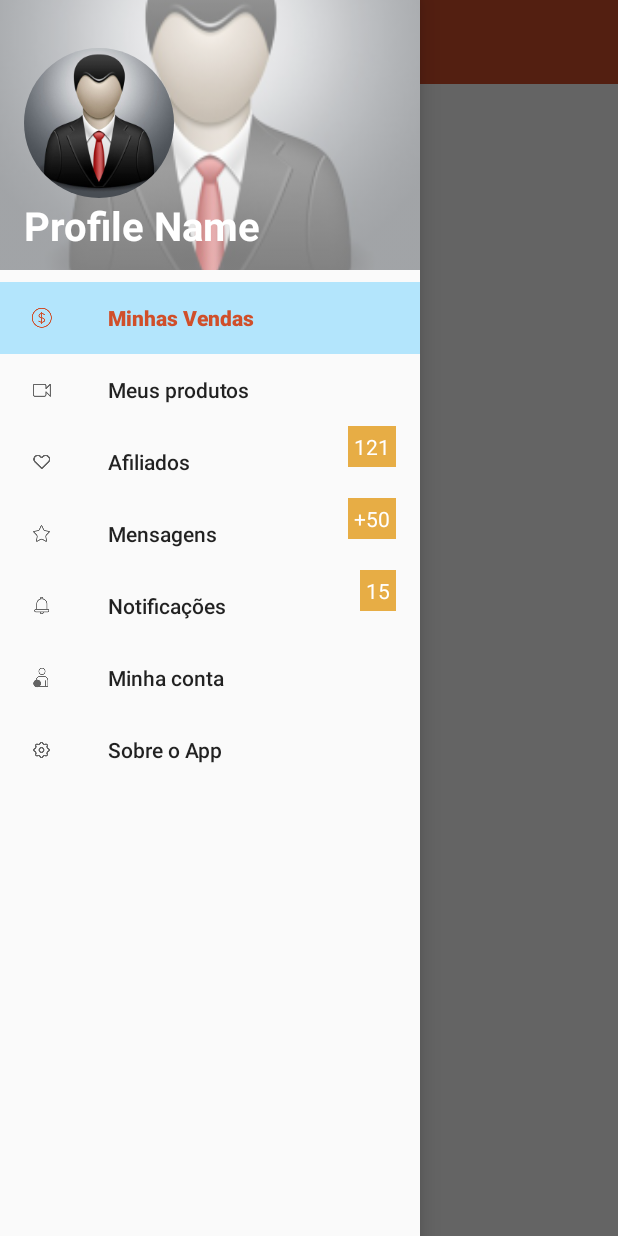
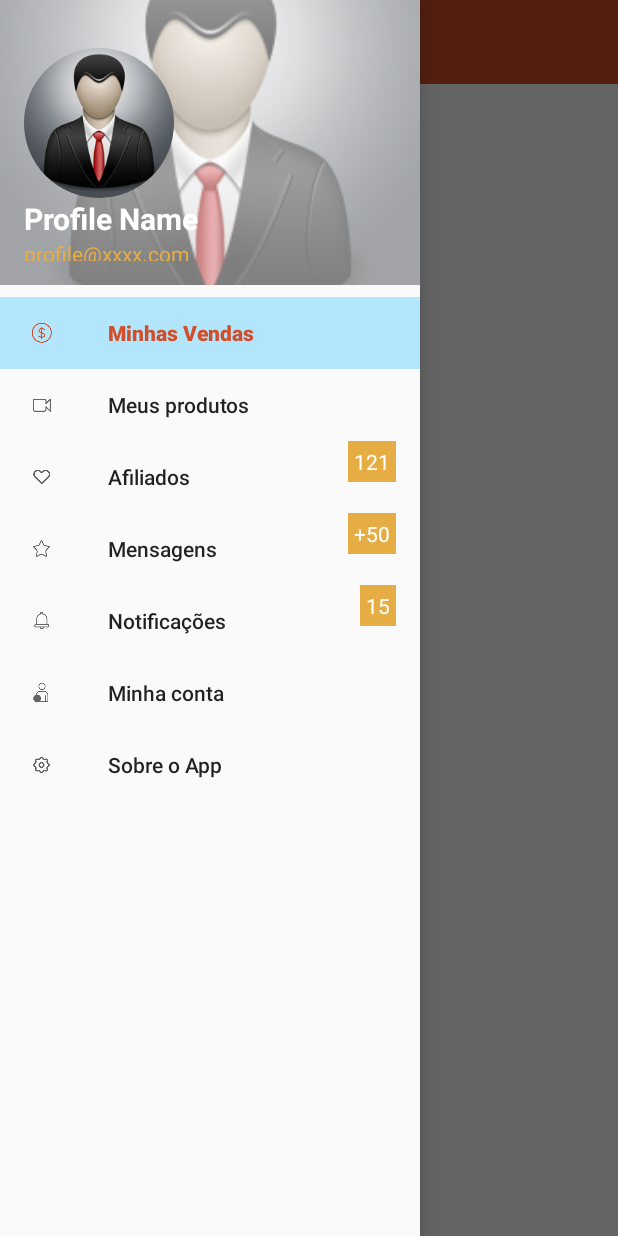
Before and after one commit to rabsouza/app-test, an Android app: the screen it shows after launch (MainActivity), with the side drawer open, on a phone screen of 412 x 824 dp. Run offline under Robolectric (Android 15) with nearby library versions, the phone set to English and light mode, and no system bars; our stand-ins replace CircleImageView.

Commit message:
[rabsouza] Ajuste para usar as convecoes do Material Design Android

```diff
--- a/app/src/main/res/values-w820dp/dimens.xml
+++ /dev/null
@@ -1,6 +0,0 @@
-<resources>
-    <!-- Example customization of dimensions originally defined in res/values/dimens.xml
-         (such as screen margins) for screens with more than 820dp of available width. This
-         would include 7" and 10" devices in landscape (~960dp and ~1280dp respectively). -->
-    <dimen name="activity_horizontal_margin">64dp</dimen>
-</resources>
--- a/app/src/main/res/values/dimens_nav_drawer.xml
+++ b/app/src/main/res/values/dimens_nav_drawer.xml
@@ -3,7 +3,7 @@
     <!-- Default screen margins, per the Android Design guidelines. -->
     <dimen name="nav_header_vertical_spacing">16dp</dimen>
     <dimen name="nav_header_horizontal_spacing">16dp</dimen>
-    <dimen name="nav_header_height">180dp</dimen>
+    <dimen name="nav_header_height">190dp</dimen>
     <dimen name="back_img_height">600dp</dimen>
 
 </resources>
--- a/app/src/main/res/values/styles.xml
+++ b/app/src/main/res/values/styles.xml
@@ -19,14 +19,15 @@
 
     <style name="AppTheme.PopupOverlay" parent="ThemeOverlay.AppCompat.Light" />
 
+
     <style name="TextProfileName">
         <item name="android:textStyle">bold</item>
-        <item name="android:textSize">40px</item>
+        <item name="android:textSize">20sp</item>
         <item name="android:textColor">@color/white</item>
     </style>
 
     <style name="TextProfileMail">
-        <item name="android:textSize">25px</item>
+        <item name="android:textSize">14sp</item>
         <item name="android:textColor">@color/orange</item>
     </style>
 
```
Also changed, not shown: app/src/main/res/mipmap-hdpi/ic_launcher.png (added), app/src/main/res/mipmap-mdpi/ic_launcher.png (added), app/src/main/res/mipmap-xhdpi/ic_launcher.png (added), app/src/main/res/mipmap-xxhdpi/ic_launcher.png (added), app/src/main/res/mipmap-xxxhdpi/ic_launcher.png (added).
